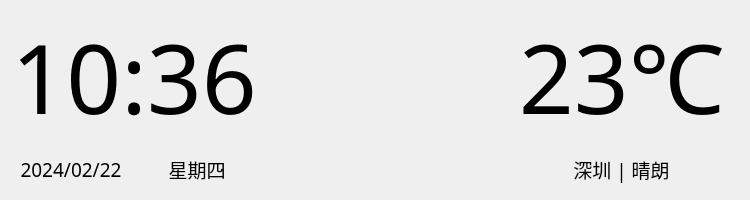
First picture: the form in CarMachineSystem/httpweather.ui, repository 1bailan/Car-machine-system, before the edit.
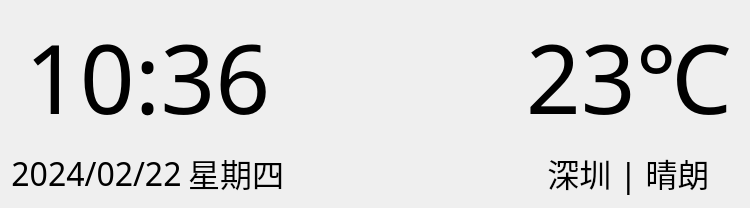
Second picture: the form after the edit.

What changed in the file:
```diff
--- a/CarMachineSystem/httpweather.ui
+++ b/CarMachineSystem/httpweather.ui
@@ -44,7 +44,7 @@
            <property name="font">
             <font>
              <family>宋体</family>
-             <pointsize>14</pointsize>
+             <pointsize>24</pointsize>
             </font>
            </property>
            <property name="text">
@@ -60,7 +60,7 @@
            <property name="font">
             <font>
              <family>宋体</family>
-             <pointsize>14</pointsize>
+             <pointsize>24</pointsize>
             </font>
            </property>
            <property name="text">
@@ -111,7 +111,7 @@
          <property name="font">
           <font>
            <family>宋体</family>
-           <pointsize>14</pointsize>
+           <pointsize>24</pointsize>
           </font>
          </property>
          <property name="text">
```
